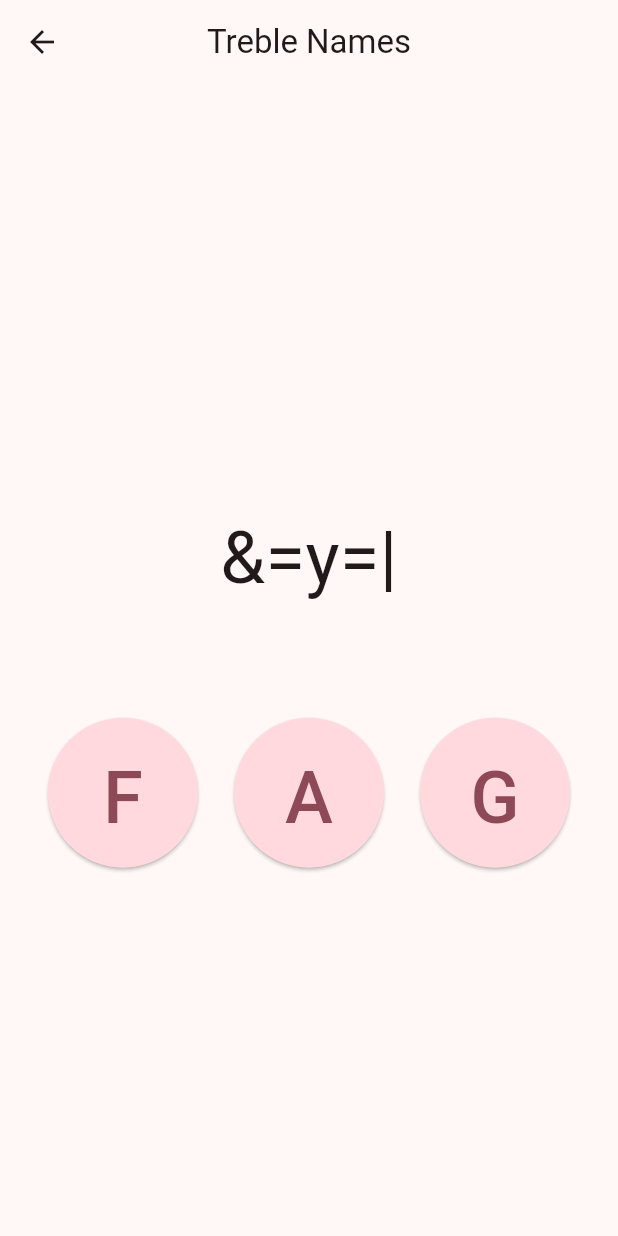
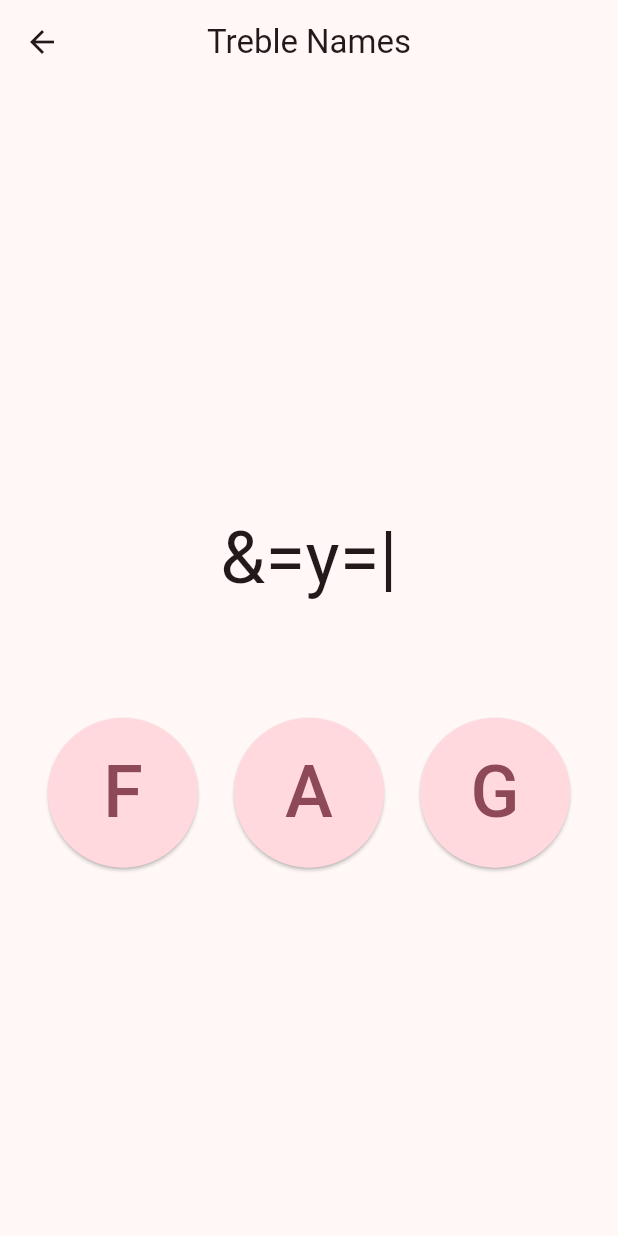
Before and after one commit to chsigg/notes, a Flutter app: the PracticeNotesPage screen opened directly with sample values from the repository, after a tap on "C♯", after a tap on "C♭", after a tap on "G♯", on a phone screen of 412 x 824 dp. Run offline on Flutter 3.47's test engine with Material 3 defaults, Android fonts, the light colour scheme and no system bars; our stand-ins replace app_links, rxdart, shared_preferences, wakelock_plus; missing offline and left inert: pitch_detector_dart, record; accounts and stored records are empty; Roboto replaces fonts that are missing (StaffClefPitches); statements that could not run were skipped.

Commit message:
Cleaner solution for centering the button text, stolen from `Icon.build()`.
Subsumes commit ad167e2.

```diff
--- a/lib/ui/practice_notes_page.dart
+++ b/lib/ui/practice_notes_page.dart
@@ -165,9 +165,10 @@ class _PracticeNotesPageState extends State<PracticeNotesPage> {
                       ),
                       child: Text(
                         Localizations.of(context, NoteLocalizations).name(note),
-                        style: const TextStyle(fontSize: 48),
-                        textHeightBehavior: TextHeightBehavior(
-                          applyHeightToLastDescent: false,
+                        style: const TextStyle(
+                          fontSize: 48,
+                          height: 1.0,
+                          leadingDistribution: TextLeadingDistribution.even,
                         ),
                       ),
                     ),
```
